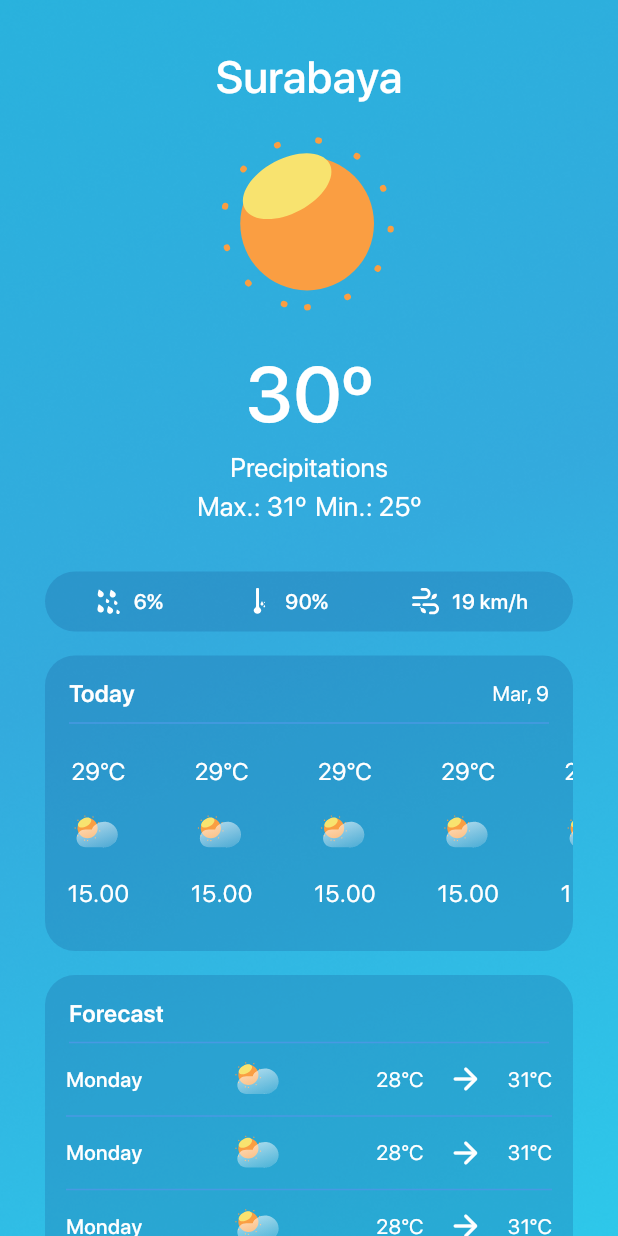
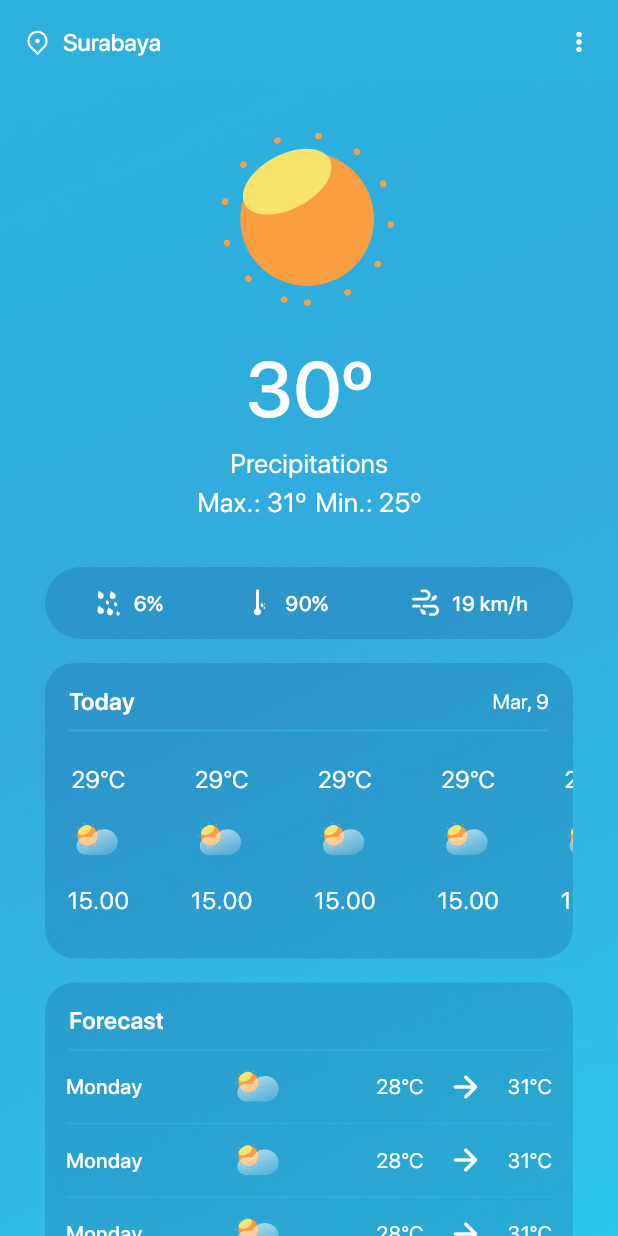
Before and after one commit to ziss11/weather-app, a Flutter app: the screen it shows after launch, on a phone screen of 412 x 824 dp. Run offline on Flutter 3.47's test engine with Material 3 defaults, Android fonts, the phone set to English and light mode, and no system bars; our stand-ins replace flutter_svg, gap, get; project files that could hold a hidden picture were left out.

Commit message:
feat(home): create appbar in home page

```diff
--- a/lib/common/app_colors.dart
+++ b/lib/common/app_colors.dart
@@ -5,5 +5,5 @@ abstract class AppColors {
   static const black = Color(0xFF000000);
   static const darkBlue = Color(0xFF104084);
   static const darkerBlue = Color(0xFF001026);
-  static const lightBlue = Color(0xFF4899E3);
+  static const lightBlue = Color(0xFF2DB0DD);
 }
--- a/lib/presentation/pages/home_page.dart
+++ b/lib/presentation/pages/home_page.dart
@@ -10,18 +10,50 @@ import 'package:weather_app/presentation/widgets/weather_tile.dart';
 class HomePage extends StatelessWidget {
   const HomePage({super.key});
 
+  AppBar _appBar() {
+    return AppBar(
+      backgroundColor: AppColors.lightBlue,
+      title: Row(
+        crossAxisAlignment: CrossAxisAlignment.center,
+        children: [
+          SvgPicture.asset(
+            'assets/icons/ic_location.svg',
+            width: 18,
+            height: 18,
+            fit: BoxFit.scaleDown,
+            color: AppColors.white,
+          ),
+          const Gap(8),
+          const Text(
+            'Surabaya',
+            style: TextStyle(
+              color: AppColors.white,
+              fontSize: 16,
+              fontWeight: AppFontWeights.medium,
+            ),
+          ),
+          const Spacer(),
+          IconButton(
+            padding: EdgeInsets.zero,
+            constraints: const BoxConstraints(),
+            style: IconButton.styleFrom(
+              tapTargetSize: MaterialTapTargetSize.shrinkWrap,
+            ),
+            onPressed: () {},
+            icon: const Icon(
+              Icons.more_vert_rounded,
+              color: AppColors.white,
+              size: 20,
+            ),
+          ),
+        ],
+      ),
+    );
+  }
+
   Widget _weatherHeader() {
     return Column(
       children: [
-        const Text(
-          'Surabaya',
-          style: TextStyle(
-            color: AppColors.white,
-            fontSize: 30,
-            fontWeight: AppFontWeights.medium,
-          ),
-        ),
-        const Gap(16),
         SvgPicture.asset(
           'assets/images/sunny.svg',
           fit: BoxFit.scaleDown,
@@ -213,7 +245,7 @@ class HomePage extends StatelessWidget {
       ),
       padding: const EdgeInsets.symmetric(
         horizontal: 30,
-        vertical: 8,
+        vertical: 12,
       ),
       decoration: BoxDecoration(
         borderRadius: BorderRadius.circular(50),
@@ -242,6 +274,7 @@ class HomePage extends StatelessWidget {
   @override
   Widget build(BuildContext context) {
     return Scaffold(
+      appBar: _appBar(),
       body: Stack(
         children: [
           Container(
```
Also changed, not shown: assets/icons/ic_location.svg (added).
